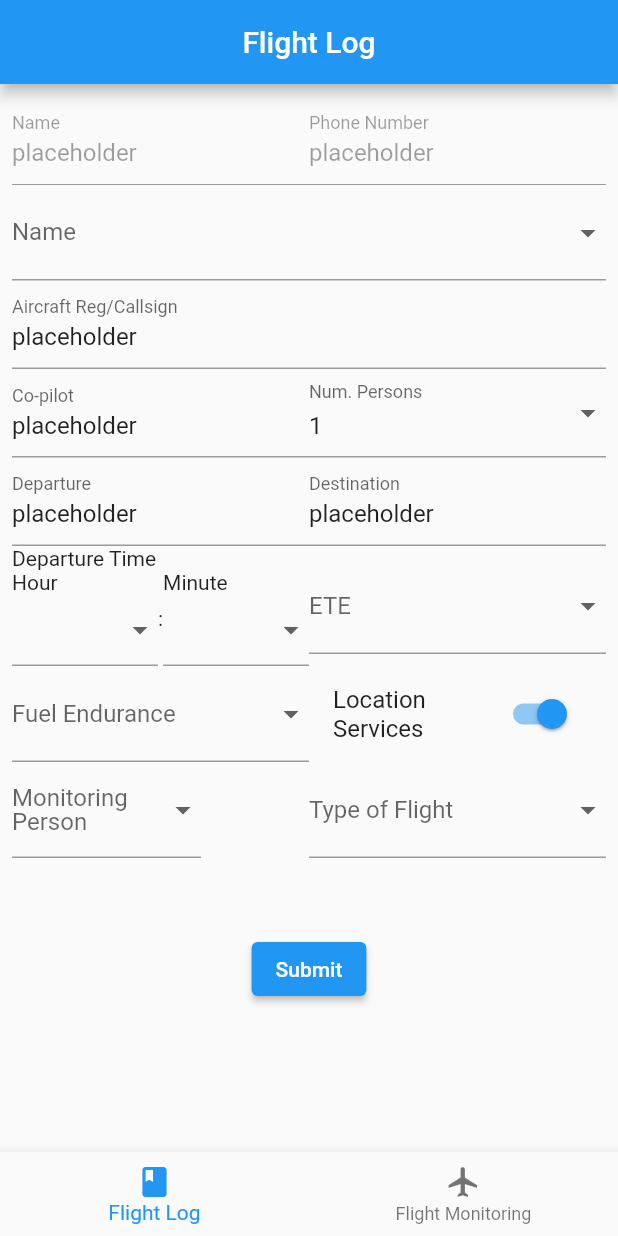
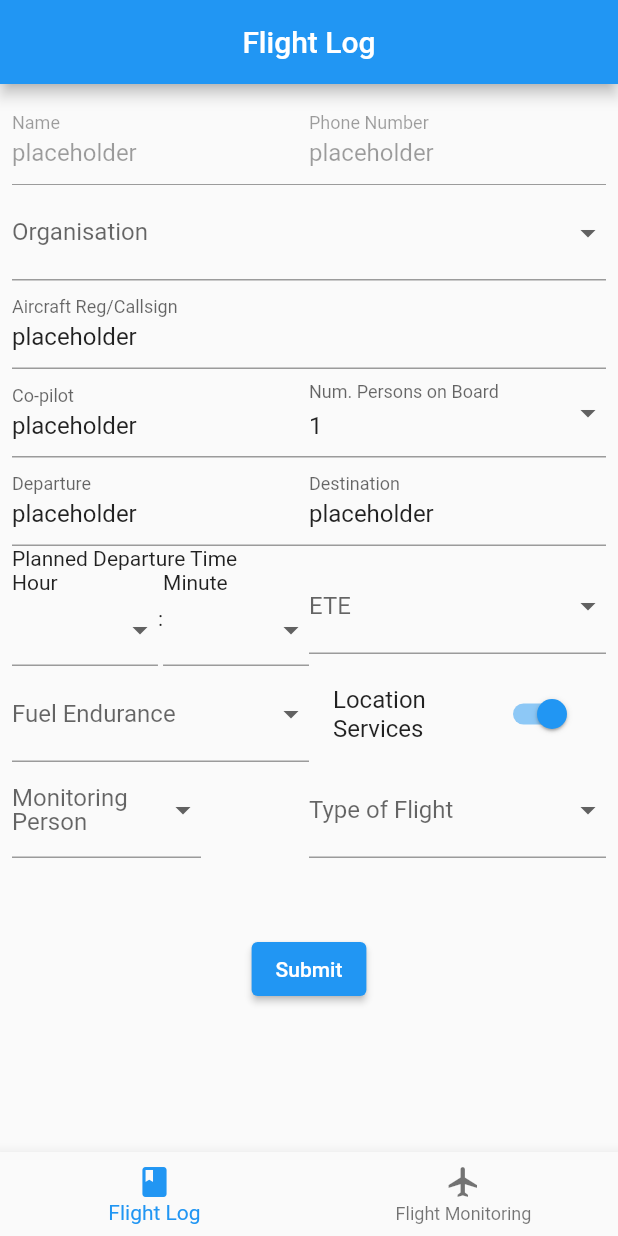
Before and after one commit to Duckmaster/FlightFollower, a Flutter app: the screen it shows after launch, on a phone screen of 412 x 824 dp. Run offline on Flutter 3.47's test engine with Material 2 defaults, Android fonts, the phone set to English and light mode, and no system bars; our stand-ins replace cloud_firestore, firebase_core; accounts and stored records are empty.

Commit message:
Renamed couple of fields

```diff
--- a/lib/main.dart
+++ b/lib/main.dart
@@ -292,7 +292,7 @@ class FlightLogFormState extends State<FlightLogForm> {
                   Expanded(
                     child: DropdownButtonFormField(
                       decoration: const InputDecoration(
-                        labelText: "Name",
+                        labelText: "Organisation",
                       ),
                       items:
                           orgList.map<DropdownMenuItem<String>>((String value) {
@@ -341,7 +341,7 @@ class FlightLogFormState extends State<FlightLogForm> {
                               });
                             },
                       decoration: const InputDecoration(
-                          labelText: "Num. Persons",
+                          labelText: "Num. Persons on Board",
                           contentPadding:
                               EdgeInsets.only(bottom: 9.5, top: 9.5)),
                       value: 1,
@@ -365,7 +365,7 @@ class FlightLogFormState extends State<FlightLogForm> {
                 children: [
                   Expanded(
                     child: TimePicker(
-                      "Departure Time",
+                      "Planned Departure Time",
                       (String time) {
                         departureTime = time;
                       },
```
